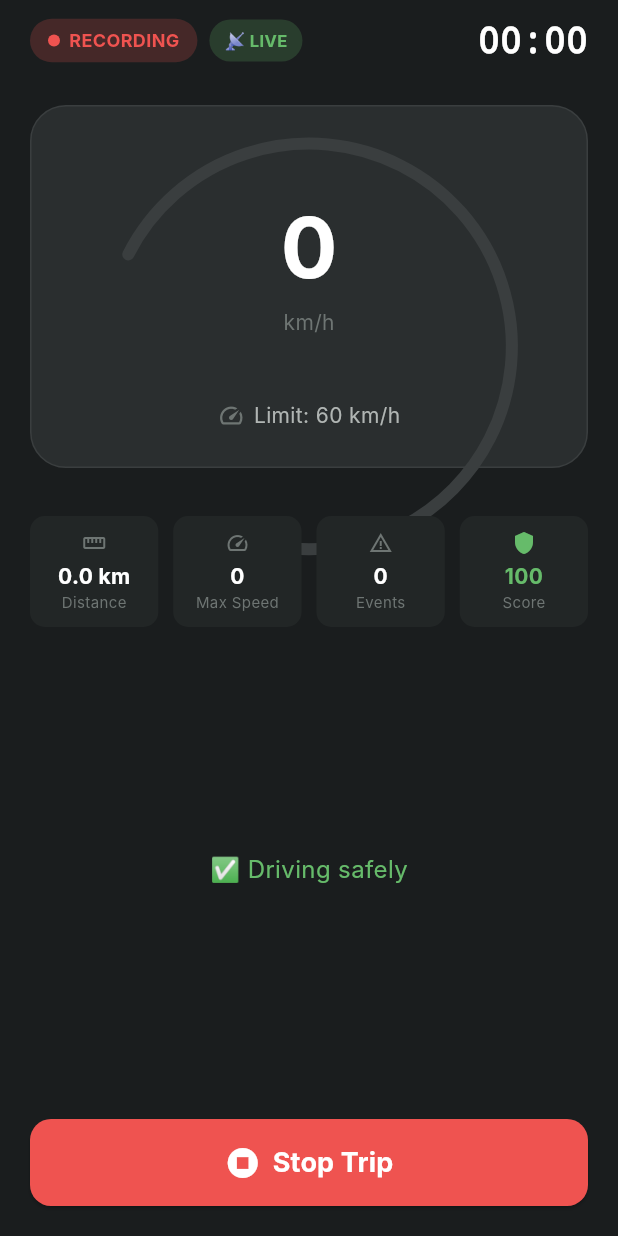
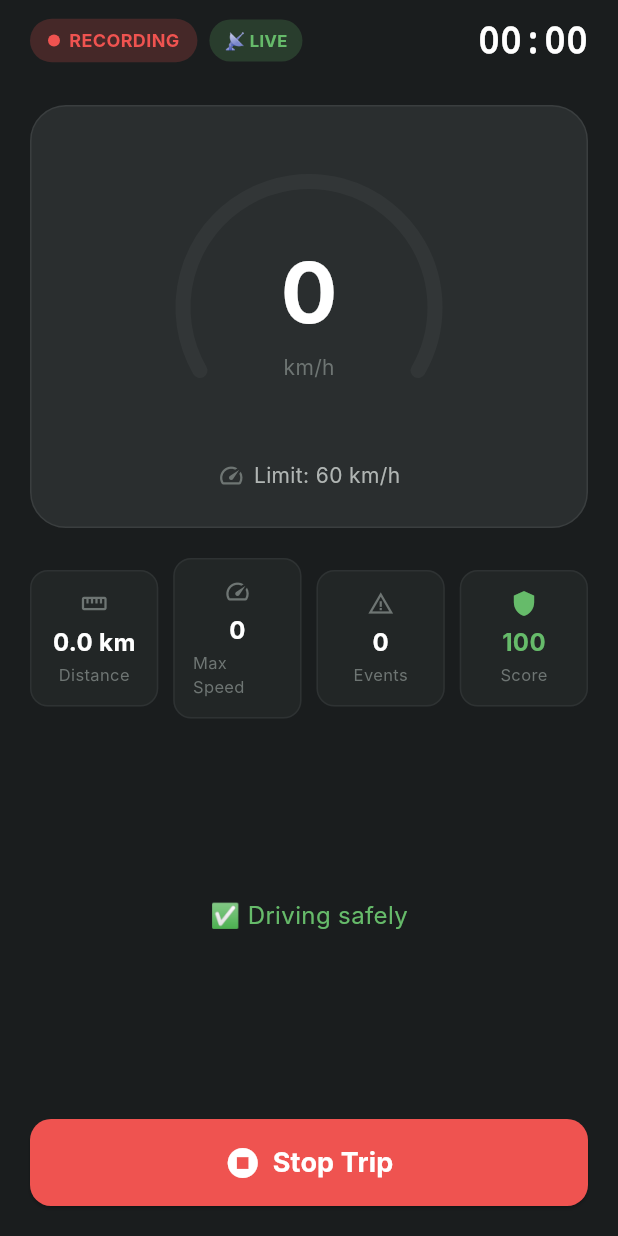
Before and after one commit to Devyani-Patil2/ZeroPenalty_AISSMS, a Flutter app: the LiveTripScreen screen opened by its route, on a phone screen of 412 x 824 dp. Run offline on Flutter 3.47's test engine with Material 3 defaults, Android fonts, the phone set to English and light mode, and no system bars; our stand-ins replace dio, firebase_auth, firebase_core, fl_chart, flutter_map, flutter_tts and 5 more; accounts and stored records are empty; Roboto replaces fonts that are missing (Inter).

Commit message:
UI fixed

```diff
--- a/zeropenalty/lib/screens/live_trip_screen.dart
+++ b/zeropenalty/lib/screens/live_trip_screen.dart
@@ -14,7 +14,7 @@ class LiveTripScreen extends StatelessWidget {
     return WillPopScope(
       onWillPop: () async => false, // Prevent back during trip
       child: Scaffold(
-        backgroundColor: AppColors.background,
+        backgroundColor: context.bg,
         body: SafeArea(
           child: Consumer<TripProvider>(
             builder: (context, trip, _) {
@@ -22,13 +22,11 @@ class LiveTripScreen extends StatelessWidget {
                 children: [
                   _buildTopBar(context, trip),
                   const SizedBox(height: 16),
-                  _buildSpeedometer(trip),
+                  _buildSpeedometer(context, trip),
+                  const SizedBox(height: 20),
+                  _buildTripStats(context, trip),
                   const SizedBox(height: 16),
-                  _buildZoneBadge(trip),
-                  const SizedBox(height: 16),
-                  _buildTripStats(trip),
-                  const SizedBox(height: 16),
-                  Expanded(child: _buildAlertsFeed(trip)),
+                  Expanded(child: _buildAlertsFeed(context, trip)),
                   _buildStopButton(context, trip),
                 ],
               );
@@ -96,8 +94,8 @@ class LiveTripScreen extends StatelessWidget {
           const Spacer(),
           Text(
             '${minutes.toString().padLeft(2, '0')}:${seconds.toString().padLeft(2, '0')}',
-            style: const TextStyle(
-              color: AppColors.textPrimary,
+            style: TextStyle(
+              color: context.textPrimary,
               fontSize: 24,
               fontWeight: FontWeight.bold,
               fontFamily: 'monospace',
@@ -108,7 +106,7 @@ class LiveTripScreen extends StatelessWidget {
     );
   }
 
-  Widget _buildSpeedometer(TripProvider trip) {
+  Widget _buildSpeedometer(BuildContext context, TripProvider trip) {
     final speed = trip.currentSpeed;
     final limit = trip.currentSpeedLimit;
     final isOver = trip.isOverspeeding;
@@ -118,11 +116,11 @@ class LiveTripScreen extends StatelessWidget {
       margin: const EdgeInsets.symmetric(horizontal: 20),
       padding: const EdgeInsets.all(24),
       decoration: BoxDecoration(
-        color: AppColors.card,
+        color: context.cardBg,
         borderRadius: BorderRadius.circular(24),
         border: Border.all(
           color:
-              isOver ? AppColors.danger.withOpacity(0.5) : AppColors.cardBorder,
+              isOver ? AppColors.danger.withOpacity(0.5) : context.borderColor,
           width: isOver ? 2 : 1,
         ),
         boxShadow: isOver
@@ -136,10 +134,13 @@ class LiveTripScreen extends StatelessWidget {
         children: [
           // Speed display
           SizedBox(
-            height: 160,
+            height: 200,
+            width: double.infinity,
             child: CustomPaint(
-              painter: _SpeedometerPainter(ratio: ratio, isOver: isOver),
+              painter: _SpeedometerPainter(ratio: ratio, isOver: isOver, borderColor: context.borderColor),
               child: Center(
+                child: Padding(
+                  padding: const EdgeInsets.only(top: 20),
                   child: Column(
                     mainAxisSize: MainAxisSize.min,
                     children: [
@@ -147,17 +148,18 @@ class LiveTripScreen extends StatelessWidget {
                         speed.toStringAsFixed(0),
                         style: TextStyle(
                           color:
-                            isOver ? AppColors.danger : AppColors.textPrimary,
+                              isOver ? AppColors.danger : context.textPrimary,
                           fontSize: 56,
                           fontWeight: FontWeight.bold,
                         ),
                       ),
-                    const Text(
+                      Text(
                         'km/h',
                         style:
-                          TextStyle(color: AppColors.textMuted, fontSize: 14),
+                            TextStyle(color: context.textMuted, fontSize: 14),
                       ),
                     ],
+                  ),
                 ),
               ),
             ),
@@ -167,12 +169,12 @@ class LiveTripScreen extends StatelessWidget {
           Row(
             mainAxisAlignment: MainAxisAlignment.center,
             children: [
-              const Icon(Icons.speed, color: AppColors.textMuted, size: 18),
+              Icon(Icons.speed, color: context.textMuted, size: 18),
               const SizedBox(width: 6),
               Text(
                 'Limit: ${limit.toStringAsFixed(0)} km/h',
-                style: const TextStyle(
-                    color: AppColors.textSecondary, fontSize: 14),
+                style: TextStyle(
+                    color: context.textSecondary, fontSize: 14),
               ),
               if (isOver) ...[
                 const SizedBox(width: 12),
@@ -200,98 +202,52 @@ class LiveTripScreen extends StatelessWidget {
     );
   }
 
-  Widget _buildZoneBadge(TripProvider trip) {
-    final zone = trip.currentZone;
-    if (zone == null) return const SizedBox();
 
-    final color = AppColors.zoneColor(zone.typeString);
-    return Container(
-      margin: const EdgeInsets.symmetric(horizontal: 20),
-      padding: const EdgeInsets.symmetric(horizontal: 16, vertical: 10),
-      decoration: BoxDecoration(
-        color: color.withOpacity(0.1),
-        borderRadius: BorderRadius.circular(12),
-        border: Border.all(color: color.withOpacity(0.3)),
-      ),
-      child: Row(
-        children: [
-          Icon(
-            zone.risk.index == 0
-                ? Icons.warning
-                : zone.risk.index == 1
-                    ? Icons.home
-                    : Icons.route,
-            color: color,
-            size: 20,
-          ),
-          const SizedBox(width: 10),
-          Expanded(
-            child: Column(
-              crossAxisAlignment: CrossAxisAlignment.start,
-              children: [
-                Text(
-                  zone.name,
-                  style: TextStyle(
-                    color: color,
-                    fontSize: 14,
-                    fontWeight: FontWeight.bold,
-                  ),
-                ),
-                Text(
-                  '${zone.riskLabel} • Speed limit: ${zone.speedLimit.toStringAsFixed(0)} km/h',
-                  style: TextStyle(color: color.withOpacity(0.8), fontSize: 12),
-                ),
-              ],
-            ),
-          ),
-        ],
-      ),
-    );
-  }
-
-  Widget _buildTripStats(TripProvider trip) {
+  Widget _buildTripStats(BuildContext context, TripProvider trip) {
     return Padding(
       padding: const EdgeInsets.symmetric(horizontal: 20),
       child: Row(
         children: [
-          _miniStat('Distance', '${trip.distanceKm.toStringAsFixed(1)} km',
+          _miniStat(context, 'Distance', '${trip.distanceKm.toStringAsFixed(1)} km',
               Icons.straighten),
           const SizedBox(width: 10),
-          _miniStat(
+          _miniStat(context,
               'Max Speed', '${trip.maxSpeed.toStringAsFixed(0)}', Icons.speed),
           const SizedBox(width: 10),
-          _miniStat('Events', '${trip.events.length}', Icons.warning_amber),
+          _miniStat(context, 'Events', '${trip.events.length}', Icons.warning_amber),
           const SizedBox(width: 10),
-          _miniStat('Score', trip.liveScore.toStringAsFixed(0), Icons.shield,
+          _miniStat(context, 'Score', trip.liveScore.toStringAsFixed(0), Icons.shield,
               color: AppColors.scoreColor(trip.liveScore)),
         ],
       ),
     );
   }
 
-  Widget _miniStat(String label, String value, IconData icon, {Color? color}) {
+  Widget _miniStat(BuildContext context, String label, String value, IconData icon, {Color? color}) {
     return Expanded(
       child: Container(
-        padding: const EdgeInsets.all(10),
+        padding: const EdgeInsets.all(12),
         decoration: BoxDecoration(
-          color: AppColors.surface,
-          borderRadius: BorderRadius.circular(10),
+          color: context.surfaceBg,
+          borderRadius: BorderRadius.circular(12),
+          border: Border.all(color: context.borderColor.withOpacity(0.5)),
         ),
         child: Column(
           children: [
-            Icon(icon, color: color ?? AppColors.textMuted, size: 16),
-            const SizedBox(height: 4),
+            Icon(icon, color: color ?? context.textMuted, size: 18),
+            const SizedBox(height: 6),
             Text(
               value,
               style: TextStyle(
-                color: color ?? AppColors.textPrimary,
-                fontSize: 14,
+                color: color ?? context.textPrimary,
+                fontSize: 16,
                 fontWeight: FontWeight.bold,
               ),
             ),
+            const SizedBox(height: 2),
             Text(
               label,
-              style: const TextStyle(color: AppColors.textMuted, fontSize: 10),
+              style: TextStyle(color: context.textMuted, fontSize: 11),
             ),
           ],
         ),
@@ -299,7 +255,7 @@ class LiveTripScreen extends StatelessWidget {
     );
   }
 
-  Widget _buildAlertsFeed(TripProvider trip) {
+  Widget _buildAlertsFeed(BuildContext context, TripProvider trip) {
     if (trip.recentAlerts.isEmpty) {
       return const Center(
         child: Text(
@@ -375,30 +331,32 @@ class LiveTripScreen extends StatelessWidget {
   }
 }
 
-/// Custom speedometer arc painter
+/// Custom speedometer arc painter — 240° gauge
 class _SpeedometerPainter extends CustomPainter {
   final double ratio;
   final bool isOver;
+  final Color borderColor;
 
-  _SpeedometerPainter({required this.ratio, required this.isOver});
+  _SpeedometerPainter({required this.ratio, required this.isOver, required this.borderColor});
 
   @override
   void paint(Canvas canvas, Size size) {
-    final center = Offset(size.width / 2, size.height * 0.85);
-    final radius = size.width * 0.42;
-    const startAngle = -pi * 0.85;
-    const sweepAngle = pi * 0.7;
+    final center = Offset(size.width / 2, size.height / 2 + 10);
+    final radius = min(size.width, size.height) * 0.42;
+    // 240° arc: starts at 150° (bottom-left) and sweeps 240° clockwise
+    const startAngle = pi * 150 / 180; // 150 degrees
+    const totalSweep = pi * 240 / 180; // 240 degrees
 
     // Background arc
     final bgPaint = Paint()
-      ..color = AppColors.cardBorder
+      ..color = borderColor.withOpacity(0.5)
       ..style = PaintingStyle.stroke
-      ..strokeWidth = 8
+      ..strokeWidth = 10
       ..strokeCap = StrokeCap.round;
     canvas.drawArc(
       Rect.fromCircle(center: center, radius: radius),
       startAngle,
-      sweepAngle * 2,
+      totalSweep,
       false,
       bgPaint,
     );
@@ -406,7 +364,7 @@ class _SpeedometerPainter extends CustomPainter {
     // Progress arc
     final progressPaint = Paint()
       ..style = PaintingStyle.stroke
-      ..strokeWidth = 8
+      ..strokeWidth = 10
       ..strokeCap = StrokeCap.round;
 
     if (isOver) {
@@ -417,11 +375,11 @@ class _SpeedometerPainter extends CustomPainter {
       ).createShader(Rect.fromCircle(center: center, radius: radius));
     }
 
-    final progress = (ratio.clamp(0, 1.5)) / 1.5;
+    final progress = (ratio.clamp(0.0, 1.5)) / 1.5;
     canvas.drawArc(
       Rect.fromCircle(center: center, radius: radius),
       startAngle,
-      sweepAngle * 2 * progress,
+      totalSweep * progress,
       false,
       progressPaint,
     );
```
Also changed, not shown: zeropenalty/lib/screens/trip_summary_screen.dart (+50 -45 lines), zeropenalty/pubspec.lock. Lines whose indentation alone changed are shown as unchanged.
